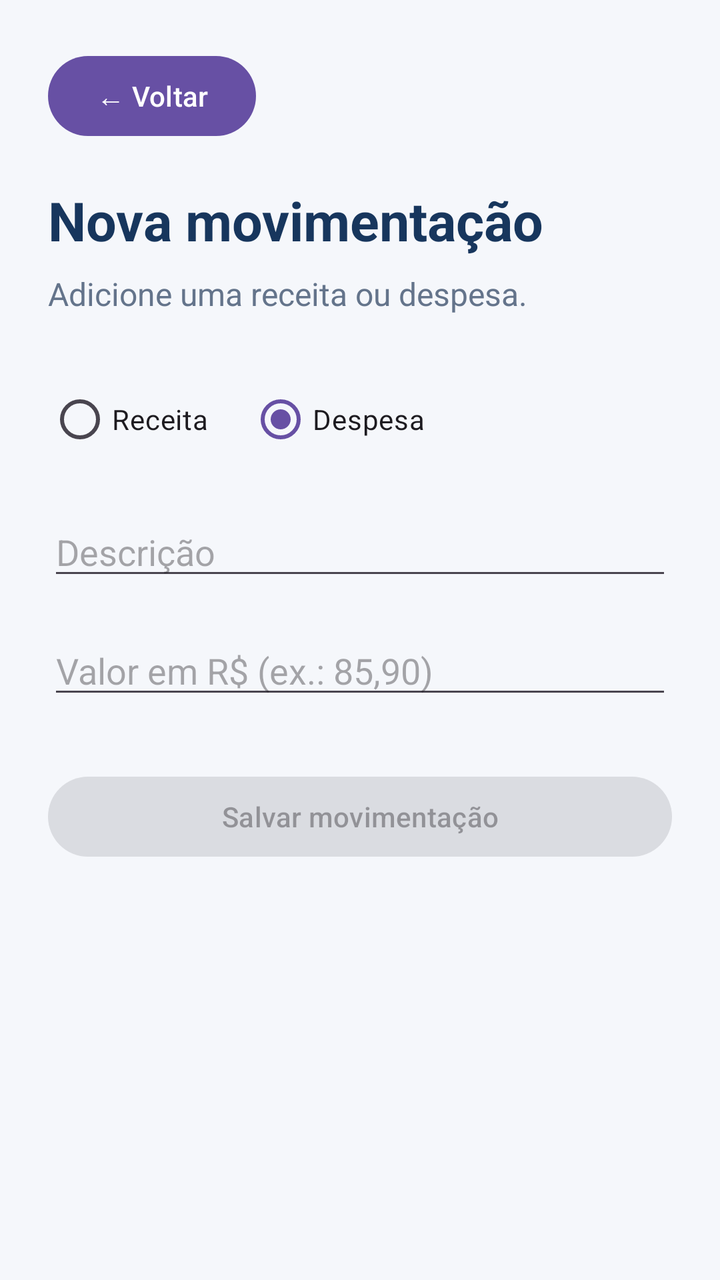
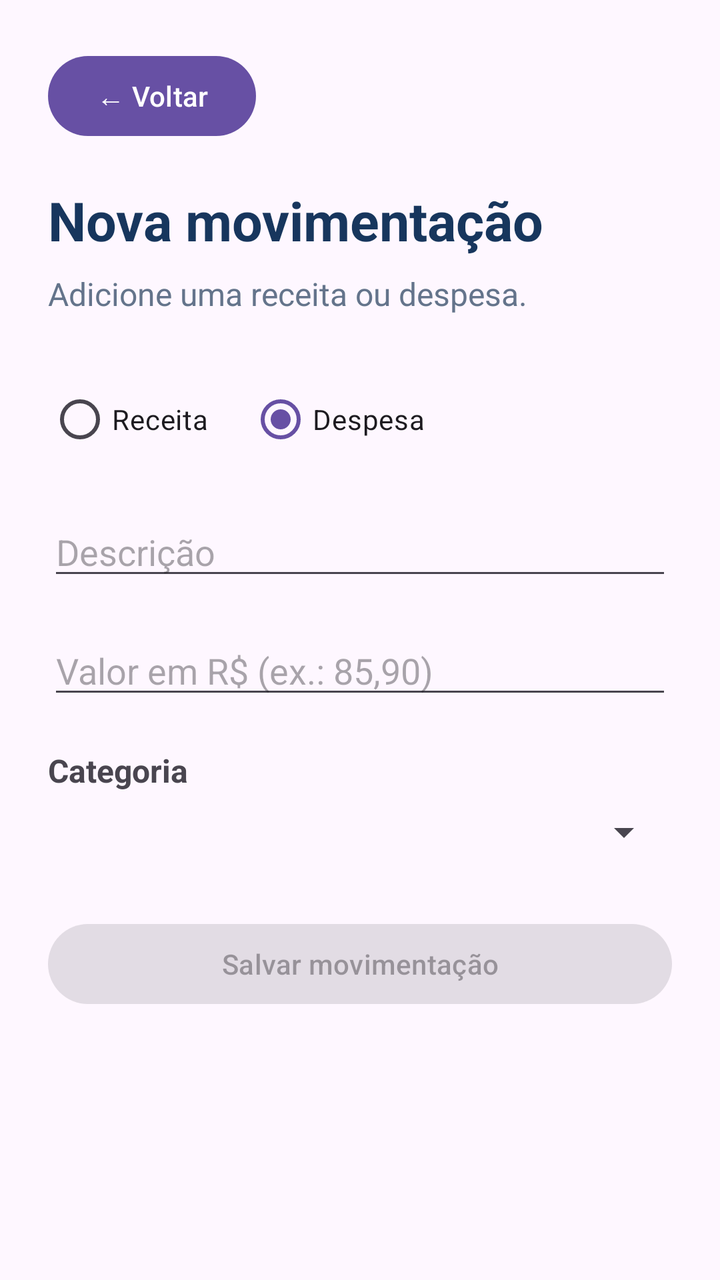

The first picture is an Android layout as it rendered before a commit; the second is the same layout after the commit. The layout source and the unified diff follow.
<!-- AndroidManifest.xml: application theme Theme.ControleFinanceiro -->
<!-- res/layout/activity_movimentacoes.xml -->
<ScrollView
    xmlns:android="http://schemas.android.com/apk/res/android"
    android:layout_width="match_parent"
    android:layout_height="match_parent"
    android:fillViewport="true"
    android:background="#F5F7FB">

    <LinearLayout
        android:layout_width="match_parent"
        android:layout_height="wrap_content"
        android:orientation="vertical"
        android:padding="24dp">

        <Button
            android:id="@+id/btnVoltarMovimentacoes"
            android:layout_width="wrap_content"
            android:layout_height="wrap_content"
            android:text="← Voltar"/>

        <TextView
            android:layout_width="match_parent"
            android:layout_height="wrap_content"
            android:layout_marginTop="20dp"
            android:text="Nova movimentação"
            android:textSize="27sp"
            android:textStyle="bold"
            android:textColor="#17365D"/>

        <TextView
            android:layout_width="match_parent"
            android:layout_height="wrap_content"
            android:layout_marginTop="8dp"
            android:text="Adicione uma receita ou despesa."
            android:textSize="16sp"
            android:textColor="#64748B"/>

        <RadioGroup
            android:id="@+id/grupoTipoMovimentacao"
            android:layout_width="match_parent"
            android:layout_height="wrap_content"
            android:layout_marginTop="28dp"
            android:orientation="horizontal"
            android:checkedButton="@+id/radioDespesa">

            <RadioButton
                android:id="@+id/radioReceita"
                android:layout_width="wrap_content"
                android:layout_height="wrap_content"
                android:text="Receita"/>

            <RadioButton
                android:id="@+id/radioDespesa"
                android:layout_width="wrap_content"
                android:layout_height="wrap_content"
                android:layout_marginStart="20dp"
                android:text="Despesa"/>

        </RadioGroup>

        <EditText
            android:id="@+id/edtDescricaoMovimentacao"
            android:layout_width="match_parent"
            android:layout_height="wrap_content"
            android:layout_marginTop="20dp"
            android:hint="Descrição"
            android:inputType="textCapSentences"
            android:singleLine="true"/>

        <EditText
            android:id="@+id/edtValorMovimentacao"
            android:layout_width="match_parent"
            android:layout_height="wrap_content"
            android:layout_marginTop="18dp"
            android:hint="Valor em R$ (ex.: 85,90)"
            android:inputType="numberDecimal"
            android:singleLine="true"/>

        <Button
            android:id="@+id/btnSalvarMovimentacao"
            android:layout_width="match_parent"
            android:layout_height="wrap_content"
            android:layout_marginTop="30dp"
            android:text="Salvar movimentação"
            android:enabled="false"/>

        <ProgressBar
            android:id="@+id/progressoMovimentacao"
            android:layout_width="wrap_content"
            android:layout_height="wrap_content"
            android:layout_gravity="center"
            android:layout_marginTop="20dp"
            android:visibility="gone"/>

    </LinearLayout>

</ScrollView>
<!-- resources referenced by this layout -->
<resources>
  <style name="Theme.ControleFinanceiro" parent="Base.Theme.ControleFinanceiro" />
  <style name="Base.Theme.ControleFinanceiro" parent="Theme.Material3.DayNight.NoActionBar">
          
          
      </style>
</resources>

<!-- the commit's change to res/layout/activity_movimentacoes.xml (unified diff, before → after) -->
@@ -3,7 +3,7 @@
     android:layout_width="match_parent"
     android:layout_height="match_parent"
     android:fillViewport="true"
-    android:background="#F5F7FB">
+    android:background="@color/cor_fundo">
 
     <LinearLayout
         android:layout_width="match_parent"
@@ -73,7 +73,24 @@
             android:layout_marginTop="18dp"
             android:hint="Valor em R$ (ex.: 85,90)"
             android:inputType="numberDecimal"
-            android:singleLine="true"/>
+            android:singleLine="true" />
+
+        <TextView
+            android:layout_width="match_parent"
+            android:layout_height="wrap_content"
+            android:layout_marginTop="20dp"
+            android:text="Categoria"
+            android:textSize="16sp"
+            android:textStyle="bold"
+            android:textColor="@color/cor_texto"/>
+
+        <Spinner
+            android:id="@+id/spinnerCategoria"
+            android:layout_width="match_parent"
+            android:layout_height="wrap_content"
+            android:layout_marginTop="8dp"
+            android:contentDescription="Selecionar categoria da movimentação"/>
+
 
         <Button
             android:id="@+id/btnSalvarMovimentacao"
